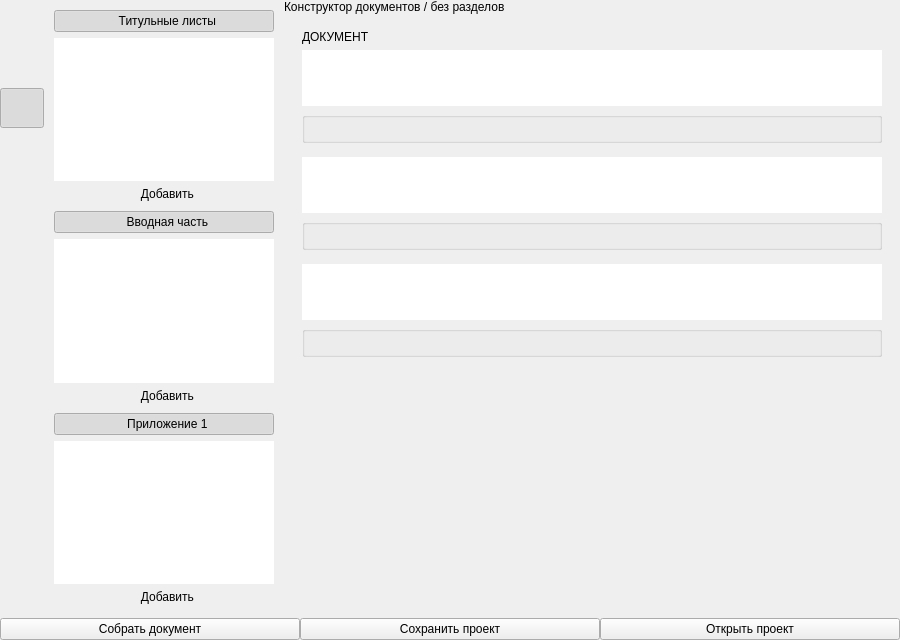
This is src/ui/designer/constructor_window.ui in bordaregos/Voskresensk_ballons as Qt 5 draws it before an edit. The edited form follows.
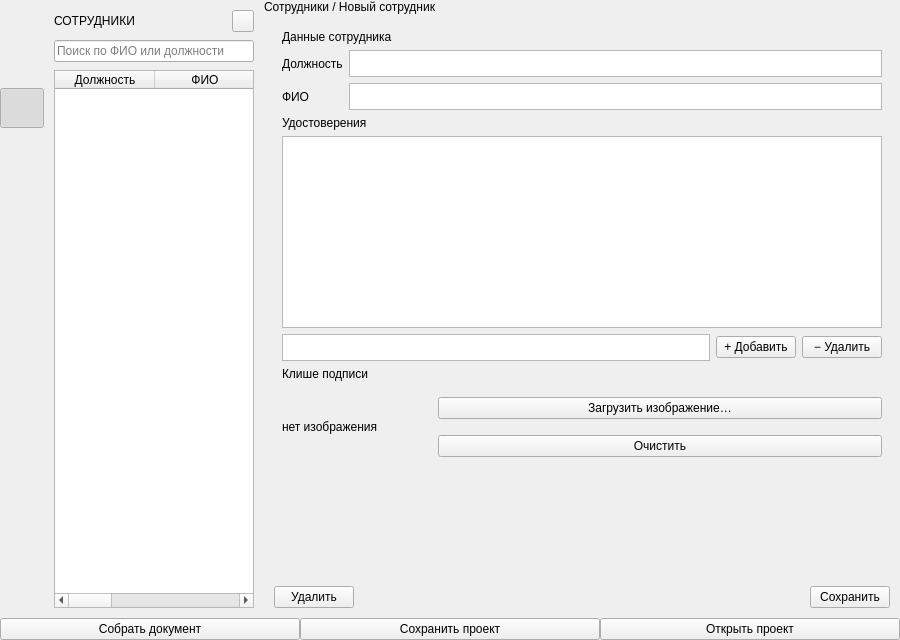
This is the edited form. The open tabs and pages were chosen to show the change.

Commit message:
feat: раздел «Сотрудники» в активити-баре конструктора документов
Заглушка заменена на реальный экран: список-каталог сотрудников
(карточки с аватаром-инициалами) слева, карточка сотрудника справа —
тот же общий справочник (employees_store.py), что и у трубопровода,
через новый ConstructorEmployeesTabController (наследует всю
CRUD-логику EmployeesTabController, переопределяет только отрисовку).

What changed in the file:
```diff
--- a/src/ui/designer/constructor_window.ui
+++ b/src/ui/designer/constructor_window.ui
@@ -548,6 +548,210 @@
            </item>
           </layout>
          </widget>
+         <widget class="QWidget" name="page_employees">
+          <!-- Визуал по образцу docs/design/сотрудники_конструктор.html:
+               слева узкий список-каталог сотрудников (карточки, не строки
+               таблицы с шапкой), справа хлебная крошка и форма реквизитов
+               без рамок групп-боксов, снизу общая панель действий
+               Удалить/Сохранить, тот же принцип, что и у page_database
+               рядом (сайдбар и основная область). Виджеты: ТОЧНО те же
+               objectName, что и tab_employees в pipeline_window.ui
+               (table_employees/employee_position/.../pushButt_saveEmployee),
+               поэтому базовый EmployeesTabController по-прежнему заводится
+               без единой строчки новой CRUD-логики, визуал карточек и
+               хлебной крошки добавлен отдельным подклассом
+               ConstructorEmployeesTabController (см. employees_tab.py),
+               переопределяющим только отрисовку. -->
+          <layout class="QHBoxLayout" name="pageEmployeesLayout">
+           <property name="spacing"><number>0</number></property>
+           <property name="leftMargin"><number>0</number></property>
+           <property name="topMargin"><number>0</number></property>
+           <property name="rightMargin"><number>0</number></property>
+           <property name="bottomMargin"><number>0</number></property>
+           <item>
+            <widget class="QWidget" name="employeesSidebar">
+             <property name="minimumSize"><size><width>220</width><height>0</height></size></property>
+             <property name="maximumSize"><size><width>220</width><height>16777215</height></size></property>
+             <layout class="QVBoxLayout" name="employeesSidebarLayout">
+              <property name="leftMargin"><number>10</number></property>
+              <property name="topMargin"><number>10</number></property>
+              <property name="rightMargin"><number>10</number></property>
+              <property name="bottomMargin"><number>10</number></property>
+              <property name="spacing"><number>8</number></property>
+              <item>
+               <widget class="QWidget" name="employeesSidebarHeaderRow">
+                <layout class="QHBoxLayout" name="employeesSidebarHeaderRowLayout">
+                 <property name="leftMargin"><number>0</number></property>
+                 <property name="topMargin"><number>0</number></property>
+                 <property name="rightMargin"><number>0</number></property>
+                 <property name="bottomMargin"><number>0</number></property>
+                 <item><widget class="QLabel" name="employeesSidebarHeader"><property name="text"><string>СОТРУДНИКИ</string></property></widget></item>
+                 <item>
+                  <spacer name="employeesSidebarHeaderSpacer">
+                   <property name="orientation"><enum>Qt::Orientation::Horizontal</enum></property>
+                   <property name="sizeHint" stdset="0"><size><width>20</width><height>20</height></size></property>
+                  </spacer>
+                 </item>
+                 <!-- "+ Новый сотрудник" из pipeline_window.ui, здесь
+                      компактная иконка-кнопка в шапке сайдбара (иконка
+                      выставляется в коде, см. main_window.py), тот же
+                      pushButt_newEmployee, EmployeesTabController не
+                      меняется. -->
+                 <item>
+                  <widget class="QPushButton" name="pushButt_newEmployee">
+                   <property name="maximumSize"><size><width>22</width><height>22</height></size></property>
+                   <property name="text"><string></string></property>
+                   <property name="toolTip"><string>Новый сотрудник</string></property>
+                  </widget>
+                 </item>
+                </layout>
+               </widget>
+              </item>
+              <item>
+               <widget class="QLineEdit" name="employeeSearchBox">
+                <property name="placeholderText"><string>Поиск по ФИО или должности</string></property>
+               </widget>
+              </item>
+              <!-- Тот же QTableWidget, что и table_employees у
+                   трубопровода. ConstructorEmployeesTabController прячет
+                   шапку/сетку/колонки 1-3 и рисует карточки через
+                   setCellWidget() в единственную видимую колонку 0 (см.
+                   _refresh_table() в employees_tab.py). -->
+              <item>
+               <widget class="QTableWidget" name="table_employees">
+                <property name="rowCount"><number>0</number></property>
+                <property name="columnCount"><number>4</number></property>
+                <column><property name="text"><string>Должность</string></property></column>
+                <column><property name="text"><string>ФИО</string></property></column>
+                <column><property name="text"><string>Удостоверения</string></property></column>
+                <column><property name="text"><string>Клише</string></property></column>
+               </widget>
+              </item>
+             </layout>
+            </widget>
+           </item>
+           <item>
+            <widget class="QWidget" name="employeesMainArea">
+             <layout class="QVBoxLayout" name="employeesMainAreaLayout">
+              <property name="spacing"><number>0</number></property>
+              <property name="leftMargin"><number>0</number></property>
+              <property name="topMargin"><number>0</number></property>
+              <property name="rightMargin"><number>0</number></property>
+              <property name="bottomMargin"><number>0</number></property>
+              <item>
+               <widget class="QLabel" name="employeeCrumbLabel">
+                <property name="text"><string>Сотрудники / Новый сотрудник</string></property>
+               </widget>
+              </item>
+              <item>
+               <widget class="QScrollArea" name="employeesScrollArea">
+                <property name="widgetResizable"><bool>true</bool></property>
+                <property name="frameShape"><enum>QFrame::Shape::NoFrame</enum></property>
+                <widget class="QWidget" name="employeesScrollContent">
+                 <layout class="QVBoxLayout" name="employeesScrollContentLayout">
+                  <property name="leftMargin"><number>18</number></property>
+                  <property name="topMargin"><number>16</number></property>
+                  <property name="rightMargin"><number>18</number></property>
+                  <property name="bottomMargin"><number>16</number></property>
+                  <item>
+                   <!-- role="sectionTitle" выставляется программно в
+                        main_window.py (тот же приём, что и role="groupToggle"
+                        и т.п. в CONSTRUCTOR_QSS: Designer не хранит
+                        произвольные строковые свойства в разметке этого
+                        проекта, только через setProperty() в коде). -->
+                   <widget class="QLabel" name="employeeSectionLabel_data"><property name="text"><string>Данные сотрудника</string></property></widget>
+                  </item>
+                  <item>
+                   <layout class="QGridLayout" name="employeeDataGrid">
+                    <item row="0" column="0">
+                     <widget class="QLabel" name="label_employee_position"><property name="text"><string>Должность</string></property></widget>
+                    </item>
+                    <item row="0" column="1">
+                     <widget class="QPlainTextEdit" name="employee_position">
+                      <property name="minimumSize"><size><width>0</width><height>27</height></size></property>
+                      <property name="maximumSize"><size><width>16777215</width><height>27</height></size></property>
+                     </widget>
+                    </item>
+                    <item row="1" column="0">
+                     <widget class="QLabel" name="label_employee_fio"><property name="text"><string>ФИО</string></property></widget>
+                    </item>
+                    <item row="1" column="1">
+                     <widget class="QPlainTextEdit" name="employee_fio">
+                      <property name="minimumSize"><size><width>0</width><height>27</height></size></property>
+                      <property name="maximumSize"><size><width>16777215</width><height>27</height></size></property>
+                     </widget>
+                    </item>
+                   </layout>
+                  </item>
+                  <item>
+                   <widget class="QLabel" name="employeeSectionLabel_certs"><property name="text"><string>Удостоверения</string></property></widget>
+                  </item>
+                  <item><widget class="QListWidget" name="employee_certificates_list"/></item>
+                  <item>
+                   <layout class="QHBoxLayout" name="employee_certificate_input_layout">
+                    <item>
+                     <widget class="QPlainTextEdit" name="employee_certificate_input">
+                      <property name="minimumSize"><size><width>0</width><height>27</height></size></property>
+                      <property name="maximumSize"><size><width>16777215</width><height>27</height></size></property>
+                     </widget>
+                    </item>
+                    <item><widget class="QPushButton" name="pushButt_addCertificate"><property name="text"><string>+ Добавить</string></property></widget></item>
+                    <item><widget class="QPushButton" name="pushButt_removeCertificate"><property name="text"><string>− Удалить</string></property></widget></item>
+                   </layout>
+                  </item>
+                  <item>
+                   <widget class="QLabel" name="employeeSectionLabel_kleishe"><property name="text"><string>Клише подписи</string></property></widget>
+                  </item>
+                  <item>
+                   <layout class="QHBoxLayout" name="employee_kleishe_hlayout">
+                    <item>
+                     <widget class="QLabel" name="employee_kleishe_preview">
+                      <property name="minimumSize"><size><width>150</width><height>80</height></size></property>
+                      <property name="maximumSize"><size><width>150</width><height>80</height></size></property>
+                      <property name="text"><string>нет изображения</string></property>
+                     </widget>
+                    </item>
+                    <item>
+                     <layout class="QVBoxLayout" name="employee_kleishe_buttons">
+                      <item><widget class="QPushButton" name="pushButt_chooseKleishe"><property name="text"><string>Загрузить изображение…</string></property></widget></item>
+                      <item><widget class="QPushButton" name="pushButt_clearKleishe"><property name="text"><string>Очистить</string></property></widget></item>
+                     </layout>
+                    </item>
+                   </layout>
+                  </item>
+                  <item>
+                   <spacer name="employeesContentSpacer">
+                    <property name="orientation"><enum>Qt::Orientation::Vertical</enum></property>
+                    <property name="sizeHint" stdset="0"><size><width>20</width><height>40</height></size></property>
+                   </spacer>
+                  </item>
+                 </layout>
+                </widget>
+               </widget>
+              </item>
+              <item>
+               <widget class="QWidget" name="employeesBottomBar">
+                <layout class="QHBoxLayout" name="employeesBottomBarLayout">
+                 <property name="leftMargin"><number>10</number></property>
+                 <property name="topMargin"><number>10</number></property>
+                 <property name="rightMargin"><number>10</number></property>
+                 <property name="bottomMargin"><number>10</number></property>
+                 <item><widget class="QPushButton" name="pushButt_deleteEmployee"><property name="text"><string>Удалить</string></property></widget></item>
+                 <item>
+                  <spacer name="employeesBottomBarSpacer">
+                   <property name="orientation"><enum>Qt::Orientation::Horizontal</enum></property>
+                   <property name="sizeHint" stdset="0"><size><width>20</width><height>20</height></size></property>
+                  </spacer>
+                 </item>
+                 <item><widget class="QPushButton" name="pushButt_saveEmployee"><property name="text"><string>Сохранить</string></property></widget></item>
+                </layout>
+               </widget>
+              </item>
+             </layout>
+            </widget>
+           </item>
+          </layout>
+         </widget>
          <widget class="QWidget" name="page_stub">
           <layout class="QVBoxLayout" name="pageStubLayout">
            <item>
```
The commit also changes 3 other files.
